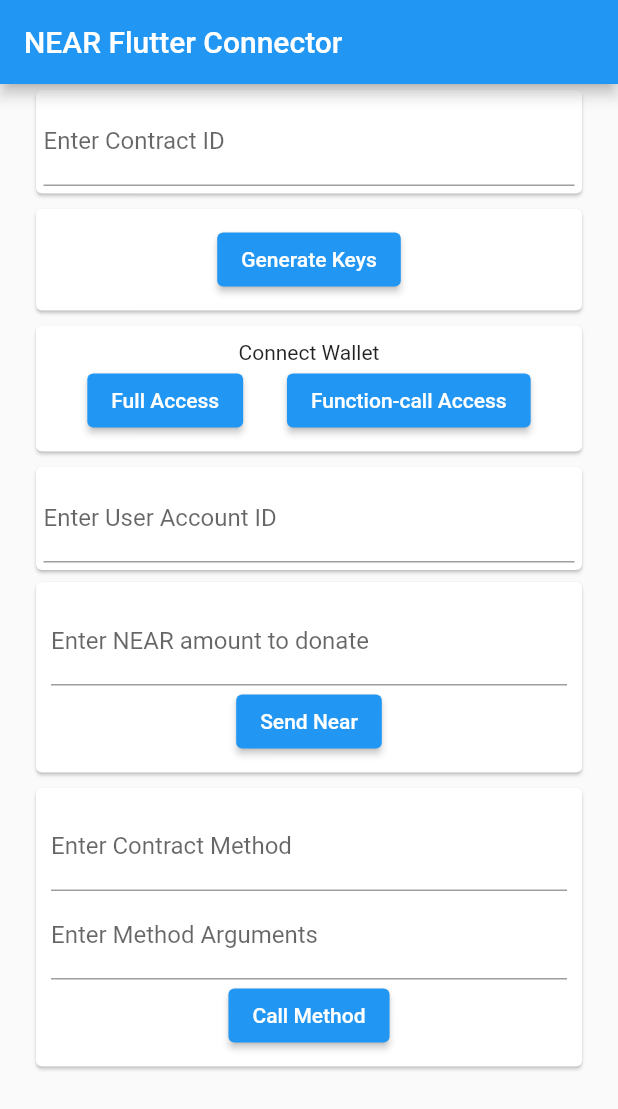
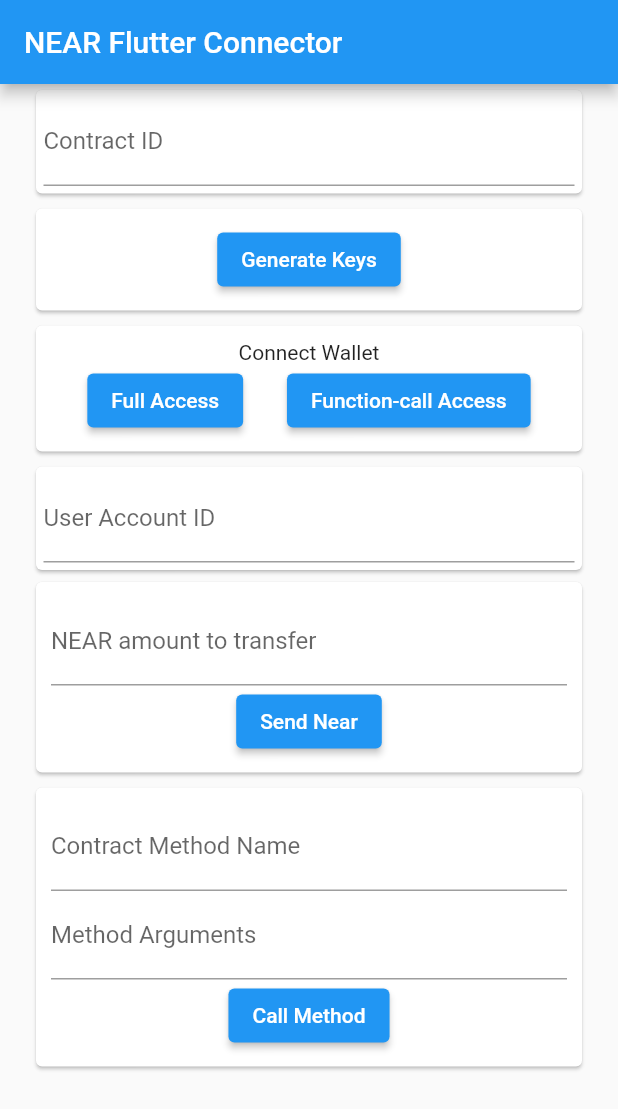
Before and after one commit to mhassanist/near-flutter-connector, a Flutter app: the screen it shows after launch, on a phone screen of 412 x 824 dp. Shown: the top 1109 px of the screen. Run offline on Flutter 3.47's test engine with Material 2 defaults, Android fonts, the phone set to English and light mode, and no system bars; missing offline and left inert: borsh_annotation, bs58, ed25519_edwards.

Commit message:
[UPDATE]: local transaction serialization implemented for transfer and function_call transactions

```diff
--- a/lib/home_page.dart
+++ b/lib/home_page.dart
@@ -25,7 +25,6 @@ class _MyHomePageState extends State<MyHomePage> {
   KeyPair? keyPair;
   bool requestedFullAccess = false;
   MyTransaction transaction = MyTransaction();
-  String methodArgs = '{}';
 
   @override
   void initState() {
@@ -56,8 +55,6 @@ class _MyHomePageState extends State<MyHomePage> {
   }
 
   _buildMethodCallSection() {
-    //if (userData.accountId.isNotEmpty &&
-    //    userData.requestedFullAccess == false) {
     return Card(
       child: Padding(
         padding: const EdgeInsets.symmetric(horizontal: 10, vertical: 10),
@@ -69,13 +66,9 @@ class _MyHomePageState extends State<MyHomePage> {
         ]),
       ),
     );
-    // } else {
-    //   return Container();
-    // }
   }
 
   _buildTransferSection() {
-    //if (userData.accountId.isNotEmpty && userData.requestedFullAccess) {
     return Card(
       child: Padding(
         padding: const EdgeInsets.symmetric(horizontal: 10, vertical: 10),
@@ -86,28 +79,18 @@ class _MyHomePageState extends State<MyHomePage> {
         ]),
       ),
     );
-    //  } else {
-    //  return Container();
-    //}
   }
 
   _buildWalletAccessSection() {
-    // if (keyPair != null &&
-    //     transaction.contractId != null &&
-    //     transaction.contractId != '') {
     return Card(
       child: Padding(
         padding: const EdgeInsets.symmetric(horizontal: 5, vertical: 10),
         child: Column(children: [
           _buildConnectToWalletTitle(),
           _buildFullLimitedAccessButtons(),
-          // _buildWelcomeAccountId(),
         ]),
       ),
     );
-    // } else {
-    //   return Container();
-    // }
   }
 
   _buildConnectToWalletTitle() {
@@ -190,8 +173,7 @@ class _MyHomePageState extends State<MyHomePage> {
                 transaction.sender = value.replaceAll(' ', '');
               });
             },
-            decoration:
-                const InputDecoration(labelText: "Enter User Account ID"),
+            decoration: const InputDecoration(labelText: "User Account ID"),
           )),
     );
   }
@@ -206,7 +188,7 @@ class _MyHomePageState extends State<MyHomePage> {
                 transaction.contractId = value.replaceAll(' ', '');
               });
             },
-            decoration: const InputDecoration(labelText: "Enter Contract ID"),
+            decoration: const InputDecoration(labelText: "Contract ID"),
           )),
     );
   }
@@ -222,28 +204,24 @@ class _MyHomePageState extends State<MyHomePage> {
           }
         });
       },
-      decoration: const InputDecoration(labelText: "Enter Contract Method"),
+      decoration: const InputDecoration(labelText: "Contract Method Name"),
     );
   }
 
   _buildMethodArgsInput() {
-    //if (userData.accountId.isNotEmpty && transaction.methodName.isNotEmpty) {
     return TextField(
       onChanged: (value) {
         setState(() {
           if (value.isNotEmpty) {
-            methodArgs = value.replaceAll(' ', '');
+            transaction.methodArgsString = value.replaceAll(' ', '');
           } else {
-            methodArgs = '{}';
+            transaction.methodArgsString = '{}';
           }
         });
       },
       decoration: InputDecoration(
           labelText: Utils.getArgumentsInputLabel(transaction.methodName)),
     );
-    //} else {
-    // return Container();
-    //}
   }
 
   _buildTransferNearInput() {
@@ -251,18 +229,20 @@ class _MyHomePageState extends State<MyHomePage> {
       onChanged: (value) {
         setState(() {
           if (value.isNotEmpty) {
-            transaction.amount = value;
+            transaction.amount = value
+                .replaceAll(" ", "")
+                .replaceAll("-", "")
+                .replaceAll(",", "");
           } else {
             transaction.amount = '0';
           }
         });
       },
-      decoration:
-          const InputDecoration(labelText: 'Enter NEAR amount to donate'),
+      decoration: const InputDecoration(labelText: 'NEAR amount to transfer'),
       keyboardType: TextInputType.number,
-      inputFormatters: <TextInputFormatter>[
-        FilteringTextInputFormatter.digitsOnly
-      ],
+      // inputFormatters: <TextInputFormatter>[
+      //   FilteringTextInputFormatter.digitsOnly
+      // ],
     );
   }
 
@@ -274,14 +254,6 @@ class _MyHomePageState extends State<MyHomePage> {
     }
   }
 
-  // _buildWelcomeAccountId() {
-  //   if (userData.accountId != null) {
-  //     return Text('Welcome ${userData.accountId}');
-  //   } else {
-  //     return Container();
-  //   }
-  // }
-
   _buildHorizontalSpace() {
     return const SizedBox(
       height: 2,
@@ -289,11 +261,6 @@ class _MyHomePageState extends State<MyHomePage> {
   }
 
   _buildSendNearButton() {
-    // if (transaction.amount != null &&
-    //     double.parse(transaction.amount!) > 0 &&
-    //     transaction.sender != null &&
-    //     transaction.sender != '' &&
-    //     keyPair != null) {
     return ElevatedButton(
       onPressed: () async {
         if (transaction.contractId != null &&
@@ -315,15 +282,9 @@ class _MyHomePageState extends State<MyHomePage> {
       },
       child: const Text('Send Near'),
     );
-    // } else {
-    //   return Container();
-    // }
   }
 
   _buildCallMethodButton() {
-    // if (transaction.methodName != null &&
-    //     transaction.sender != null &&
-    //     keyPair != null) {
     return ElevatedButton(
       onPressed: () async {
         if (transaction.contractId != null &&
@@ -335,7 +296,8 @@ class _MyHomePageState extends State<MyHomePage> {
             keyPair != null) {
           transaction.hash = null;
           transaction.actionType = 'function_call';
-          transaction.methodArgs = jsonDecode(methodArgs);
+          transaction.methodArgs =
+              jsonDecode(transaction.methodArgsString as String);
           transaction.receiver = transaction.contractId;
           setState(() {});
           await _sendTransaction();
@@ -346,9 +308,6 @@ class _MyHomePageState extends State<MyHomePage> {
       },
       child: const Text('Call Method'),
     );
-    // } else {
-    //   return Container();
-    // }
   }
 
   _sendTransaction() async {
@@ -356,10 +315,10 @@ class _MyHomePageState extends State<MyHomePage> {
     var accessKey = await RpcApi.getAccessKey(transaction);
     transaction.nonce = ++accessKey['nonce'];
     transaction.blockHash = accessKey['block_hash'];
-    // Map serializedTransaction =
+    // Map remoteSerializedTransaction =
     //     await RemoteTransactionSerializer.serializeTransaction(transaction);
     // Uint8List remoteHashedSerializedTx =
-    //     Utils.listFromMap(serializedTransaction);
+    //     Utils.listFromMap(remoteSerializedTransaction);
     Uint8List serializedTransaction =
         LocalTransactionAPI.serializeTransaction(transaction);
     Uint8List hashedSerializedTx =
--- a/lib/models/action.dart
+++ b/lib/models/action.dart
@@ -13,9 +13,24 @@ class Transfer with _$Transfer {
 }
 
 @BorshSerializable()
-class Action with _$Action {
-  factory Action({
-    @BU8() required int type,
+class FunctionCall with _$FunctionCall {
+  factory FunctionCall({
+    @BString() required String methodName,
+    @BString() required String args,
+    @BU64() required BigInt gas,
+    @BFixedArray(16, BU8()) required List<int> deposit,
+  }) = _FunctionCall;
+
+  FunctionCall._();
+
+  factory FunctionCall.fromBorsh(Uint8List data) =>
+      _$FunctionCallFromBorsh(data);
+}
+
+@BorshSerializable()
+class TransferAction with _$TransferAction {
+  factory TransferAction({
+    @BU8() required int eNum,
     // 0: CreateAccount;
     // 1: DeployContract;
     // 2: FunctionCall;
@@ -25,9 +40,31 @@ class Action with _$Action {
     // 6: DeleteKey;
     // 7: DeleteAccount;
     @BTransfer() required Transfer transfer,
-  }) = _Action;
+  }) = _TransferAction;
 
-  Action._();
+  TransferAction._();
 
-  factory Action.fromBorsh(Uint8List data) => _$ActionFromBorsh(data);
+  factory TransferAction.fromBorsh(Uint8List data) =>
+      _$TransferActionFromBorsh(data);
 }
+
+@BorshSerializable()
+class FunctionCallAction with _$FunctionCallAction {
+  factory FunctionCallAction({
+    @BU8() required int eNum,
+    // 0: CreateAccount;
+    // 1: DeployContract;
+    // 2: FunctionCall;
+    // 3: Transfer;
+    // 4: Stake;
+    // 5: AddKey;
+    // 6: DeleteKey;
+    // 7: DeleteAccount;
+    @BFunctionCall() required FunctionCall functionCall,
+  }) = _FunctionCallAction;
+
+  FunctionCallAction._();
+
+  factory FunctionCallAction.fromBorsh(Uint8List data) =>
+      _$FunctionCallActionFromBorsh(data);
+}
--- a/lib/models/my_transaction.dart
+++ b/lib/models/my_transaction.dart
@@ -12,6 +12,7 @@ class MyTransaction {
   String? hash;
   String? returnMessage;
   String? methodName;
+  String? methodArgsString = '{}';
   Map<String, dynamic>? methodArgs;
 
   Map<String, dynamic> toJson() => {
--- a/lib/models/transaction.dart
+++ b/lib/models/transaction.dart
@@ -4,17 +4,36 @@ import 'package:nearflutterconnector/models/public_key.dart';
 part 'transaction.g.dart';
 
 @BorshSerializable()
-class Transaction with _$Transaction {
-  factory Transaction({
+class TransferTransaction with _$TransferTransaction {
+  factory TransferTransaction({
     @BString() required String signerId,
     @BPublicKey() required PublicKey publicKey,
     @BU64() required BigInt nonce,
     @BString() required String receiverId,
     @BFixedArray(32, BU8()) required List<int> blockHash,
-    @BArray(BAction()) required List<Action> actions,
-  }) = _Transaction;
+    @BArray(BTransferAction()) required List<TransferAction> transferActions,
+  }) = _TransferTransaction;
 
-  Transaction._();
+  TransferTransaction._();
 
-  factory Transaction.fromBorsh(Uint8List data) => _$TransactionFromBorsh(data);
+  factory TransferTransaction.fromBorsh(Uint8List data) =>
+      _$TransferTransactionFromBorsh(data);
 }
+
+@BorshSerializable()
+class FunctionCallTransaction with _$FunctionCallTransaction {
+  factory FunctionCallTransaction({
+    @BString() required String signerId,
+    @BPublicKey() required PublicKey publicKey,
+    @BU64() required BigInt nonce,
+    @BString() required String receiverId,
+    @BFixedArray(32, BU8()) required List<int> blockHash,
+    @BArray(BFunctionCallAction())
+        required List<FunctionCallAction> functionCallActions,
+  }) = _FunctionCallTransaction;
+
+  FunctionCallTransaction._();
+
+  factory FunctionCallTransaction.fromBorsh(Uint8List data) =>
+      _$FunctionCallTransactionFromBorsh(data);
+}
--- a/lib/services/near_remote_rpc_api.dart
+++ b/lib/services/near_remote_rpc_api.dart
@@ -31,7 +31,7 @@ class RpcApi {
   }
 
   //broadcastTransaction
-  static Future<bool> broadcastTransaction(MyTransaction transaction) async {
+  static Future<bool>broadcastTransaction(MyTransaction transaction) async {
     String url = Constants.nearRPCUrl;
 
     var body = json.encode({
--- a/lib/utils/constants.dart
+++ b/lib/utils/constants.dart
@@ -8,7 +8,7 @@ class Constants {
   static const String localServer = 'http://10.0.2.2:8080';
   static const String globalServer =
       'https://near-transaction-serializer.herokuapp.com';
-  static const String currentServer = localServer;
+  static const String currentServer = globalServer;
   static const String nearSerializeTransactionUrl =
       '$currentServer/serializeTransaction';
   static const String nearSerializeSignedTransactionUrl =
@@ -27,4 +27,5 @@ class Constants {
   static const String iosPackageName = 'com.example.nearConnector';
   static const bool isShortDunamicLink = false;
   static const String repoUrl = 'https://github.com/azmasamy/near_connector';
+  static const int defaultGas = 30000000000000;
 }
--- a/lib/utils/utils.dart
+++ b/lib/utils/utils.dart
@@ -37,14 +37,14 @@ class Utils {
 
   static String getArgumentsInputLabel(String? methodName) {
     if (methodName != null) {
-      return "Enter $methodName arguments";
+      return "$methodName arguments";
     }
-    return "Enter Method Arguments";
+    return "Method Arguments";
   }
 
   static Uint8List decodeNearDeposit(String amount) {
-    String nearString = (100000000.0 * double.parse(amount)).toInt().toString();
-    BigInt nearBigNumber = BigInt.parse("${nearString}0000000000000000");
+    double nearAmount = 1000000000000.0 * double.parse(amount);
+    BigInt nearBigNumber = BigInt.parse("${nearAmount.toStringAsFixed(0)}000000000000");
     String nearBinary = nearBigNumber.toRadixString(2);
     String nearU128Binary = nearBinary.padLeft(128, '0');
     List near8BitList = [];
```
Also changed, not shown: lib/services/local_transaction_api.dart (+38 -6 lines), lib/models/action.g.dart, lib/models/transaction.g.dart.
